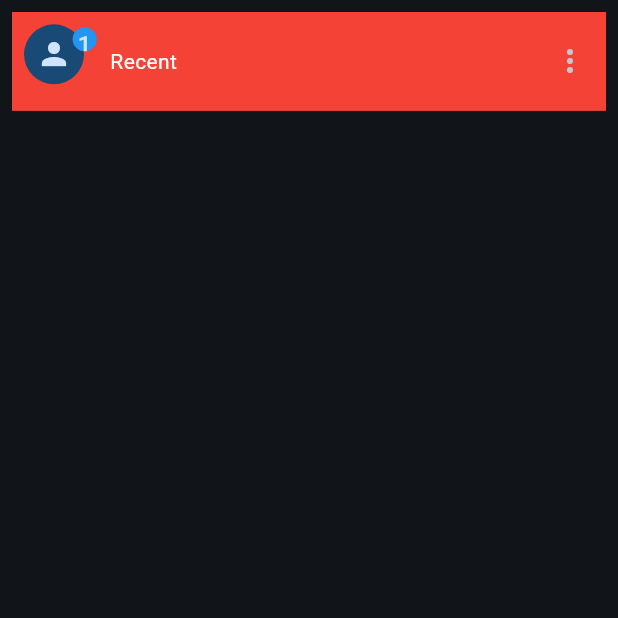
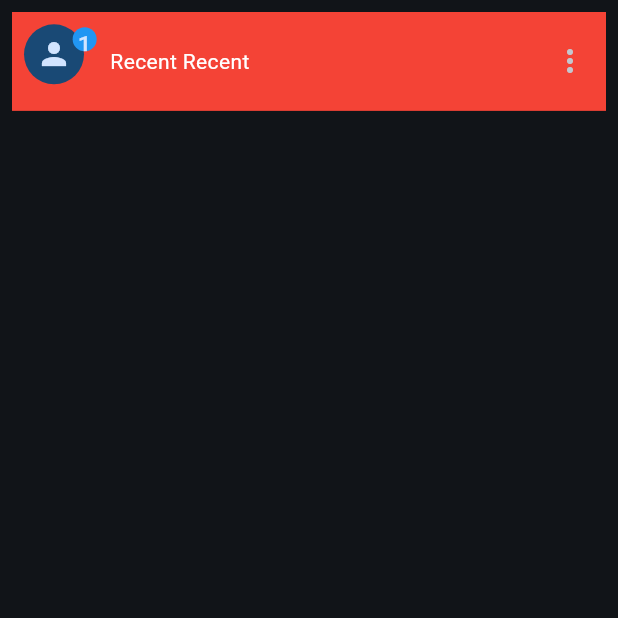
Before and after one commit to bibekpandey0521/truecaller, a Flutter app: the screen it shows after launch, on a phone screen of 412 x 824 dp, the top half of it. Run offline on Flutter 3.47's test engine with Material 3 defaults, Android fonts, the phone set to English and light mode, and no system bars.

Commit message:
changes to see

```diff
--- a/lib/pages/home_screen.dart
+++ b/lib/pages/home_screen.dart
@@ -53,6 +53,10 @@ class HomeSceen extends StatelessWidget {
                           "Recent ",
                           style: TextStyle(color: Colors.white),
                         ),
+                        const Text(
+                          "Recent ",
+                          style: TextStyle(color: Colors.white),
+                        ),
                       ],
                     ),
                     IconButton(onPressed: () {}, icon: const Icon(Icons.more_vert)),
```
